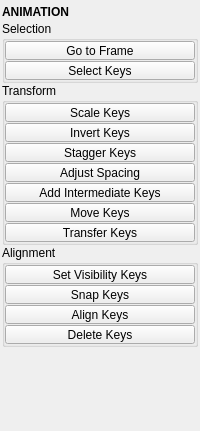
Before: the Qt Designer form tentacle/ui/animation.ui in m3trik/tentacle, drawn with Qt 5.
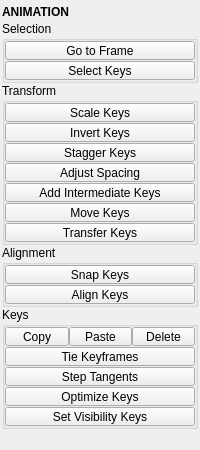
After: the same form once the commit is applied. Custom widgets are drawn as their Qt base class.

Commit message:
ui: shared panel updates for Select Keys scope, style-selector combo, and Convert-To/UV submenus
Shared .ui updates backing the accumulated Maya/Blender slot fixes: animation's
Select Keys gains a scope control, preferences gets the style-selector combo,
and the selection Convert-To / uv Transform submenus gain the new items
implemented in the following slot commits.

Diff of the .ui file:
```diff
--- a/tentacle/ui/animation.ui
+++ b/tentacle/ui/animation.ui
@@ -10,7 +10,7 @@
     <x>0</x>
     <y>0</y>
     <width>200</width>
-    <height>431</height>
+    <height>423</height>
    </rect>
   </property>
   <property name="tabShape">
@@ -367,32 +367,6 @@
          <property name="bottomMargin">
           <number>0</number>
          </property>
-         <item>
-          <widget class="PushButton" name="tb008">
-           <property name="minimumSize">
-            <size>
-             <width>0</width>
-             <height>19</height>
-            </size>
-           </property>
-           <property name="maximumSize">
-            <size>
-             <width>16777215</width>
-             <height>19</height>
-            </size>
-           </property>
-           <property name="toolTip">
-            <string>Key the visibility attribute on/off at animation boundaries.
-Automatically detects each object's keyframe range.</string>
-           </property>
-           <property name="text">
-            <string>Set Visibility Keys</string>
-           </property>
-           <property name="checkable">
-            <bool>false</bool>
-           </property>
-          </widget>
-         </item>
          <item>
           <widget class="PushButton" name="tb009">
            <property name="minimumSize">
@@ -447,11 +421,120 @@
            </property>
           </widget>
          </item>
+        </layout>
+       </widget>
+      </item>
+      <item>
+       <widget class="CollapsableGroup" name="keys">
+        <property name="title">
+         <string>Keys</string>
+        </property>
+        <layout class="QVBoxLayout" name="verticalLayout_10">
+         <property name="spacing">
+          <number>1</number>
+         </property>
+         <property name="leftMargin">
+          <number>0</number>
+         </property>
+         <property name="topMargin">
+          <number>0</number>
+         </property>
+         <property name="rightMargin">
+          <number>0</number>
+         </property>
+         <property name="bottomMargin">
+          <number>0</number>
+         </property>
          <item>
-          <widget class="PushButton" name="tb010">
-           <property name="enabled">
-            <bool>true</bool>
+          <layout class="QHBoxLayout" name="horizontalLayout">
+           <property name="spacing">
+            <number>0</number>
            </property>
+           <item>
+            <widget class="PushButton" name="tb012">
+             <property name="minimumSize">
+              <size>
+               <width>0</width>
+               <height>19</height>
+              </size>
+             </property>
+             <property name="maximumSize">
+              <size>
+               <width>16777215</width>
+               <height>19</height>
+              </size>
+             </property>
+             <property name="toolTip">
+              <string>Copy the current keyframe/attribute values of the selected object(s) for later paste.</string>
+             </property>
+             <property name="text">
+              <string>Copy</string>
+             </property>
+             <property name="checkable">
+              <bool>false</bool>
+             </property>
+            </widget>
+           </item>
+           <item>
+            <widget class="PushButton" name="tb018">
+             <property name="minimumSize">
+              <size>
+               <width>0</width>
+               <height>19</height>
+              </size>
+             </property>
+             <property name="maximumSize">
+              <size>
+               <width>16777215</width>
+               <height>19</height>
+              </size>
+             </property>
+             <property name="toolTip">
+              <string>Paste previously copied keyframe values onto the selection.</string>
+             </property>
+             <property name="text">
+              <string>Paste</string>
+             </property>
+             <property name="checkable">
+              <bool>false</bool>
+             </property>
+            </widget>
+           </item>
+           <item>
+            <widget class="PushButton" name="tb010">
+             <property name="enabled">
+              <bool>true</bool>
+             </property>
+             <property name="minimumSize">
+              <size>
+               <width>0</width>
+               <height>19</height>
+              </size>
+             </property>
+             <property name="maximumSize">
+              <size>
+               <width>16777215</width>
+               <height>19</height>
+              </size>
+             </property>
+             <property name="toolTip">
+              <string>&lt;html&gt;&lt;head/&gt;&lt;body&gt;&lt;p&gt;Deletes &lt;span style=&quot; font-weight:600;&quot;&gt;ALL&lt;/span&gt; keyframes for the currently selected object(s).&lt;/p&gt;&lt;p&gt;If specific attributes are selected in the channel box, only keyframes for those attributes will be deleted.&lt;/p&gt;&lt;/body&gt;&lt;/html&gt;</string>
+             </property>
+             <property name="text">
+              <string>Delete</string>
+             </property>
+             <property name="iconSize">
+              <size>
+               <width>18</width>
+               <height>18</height>
+              </size>
+             </property>
+            </widget>
+           </item>
+          </layout>
+         </item>
+         <item>
+          <widget class="PushButton" name="tb011">
            <property name="minimumSize">
             <size>
              <width>0</width>
@@ -468,13 +551,88 @@
             <string>&lt;html&gt;&lt;head/&gt;&lt;body&gt;&lt;p&gt;Deletes &lt;span style=&quot; font-weight:600;&quot;&gt;ALL&lt;/span&gt; keyframes for the currently selected object(s).&lt;/p&gt;&lt;p&gt;If specific attributes are selected in the channel box, only keyframes for those attributes will be deleted.&lt;/p&gt;&lt;/body&gt;&lt;/html&gt;</string>
            </property>
            <property name="text">
-            <string>Delete Keys</string>
+            <string>Tie Keyframes</string>
            </property>
-           <property name="iconSize">
+           <property name="checkable">
+            <bool>false</bool>
+           </property>
+          </widget>
+         </item>
+         <item>
+          <widget class="PushButton" name="tb017">
+           <property name="minimumSize">
             <size>
-             <width>18</width>
-             <height>18</height>
+             <width>0</width>
+             <height>19</height>
             </size>
+           </property>
+           <property name="maximumSize">
+            <size>
+             <width>16777215</width>
+             <height>19</height>
+            </size>
+           </property>
+           <property name="toolTip">
+            <string>Set the tangent/interpolation type on keys (e.g. stepped, linear, smooth).
+Use the option box to configure scope and type.</string>
+           </property>
+           <property name="text">
+            <string>Step Tangents</string>
+           </property>
+           <property name="checkable">
+            <bool>false</bool>
+           </property>
+          </widget>
+         </item>
+         <item>
+          <widget class="PushButton" name="tb019">
+           <property name="minimumSize">
+            <size>
+             <width>0</width>
+             <height>19</height>
+            </size>
+           </property>
+           <property name="maximumSize">
+            <size>
+             <width>16777215</width>
+             <height>19</height>
+            </size>
+           </property>
+           <property name="toolTip">
+            <string>Remove static curves, redundant flat keys, and optionally simplify curves.
+Use the option box to configure tolerance and phases.</string>
+           </property>
+           <property name="text">
+            <string>Optimize Keys</string>
+           </property>
+           <property name="checkable">
+            <bool>false</bool>
+           </property>
+          </widget>
+         </item>
+         <item>
+          <widget class="PushButton" name="tb008">
+           <property name="minimumSize">
+            <size>
+             <width>0</width>
+             <height>19</height>
+            </size>
+           </property>
+           <property name="maximumSize">
+            <size>
+             <width>16777215</width>
+             <height>19</height>
+            </size>
+           </property>
+           <property name="toolTip">
+            <string>Key the visibility attribute on/off at animation boundaries.
+Automatically detects each object's keyframe range.</string>
+           </property>
+           <property name="text">
+            <string>Set Visibility Keys</string>
+           </property>
+           <property name="checkable">
+            <bool>false</bool>
            </property>
           </widget>
          </item>
```
Left out of the diff: 10 changed lines with no effect on the pictures. The commit also changes 6 other files.
